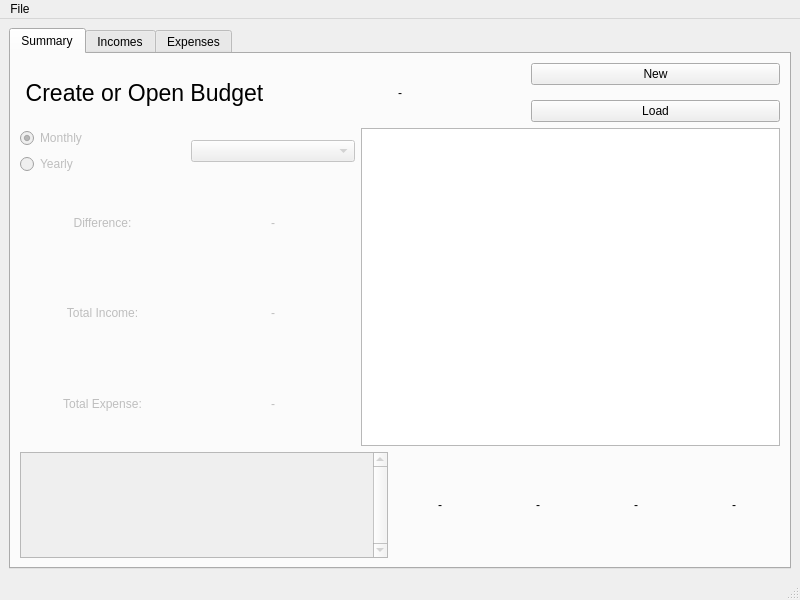
Qt form mainwindow.ui (MacPiston/HomePot) before a commit.
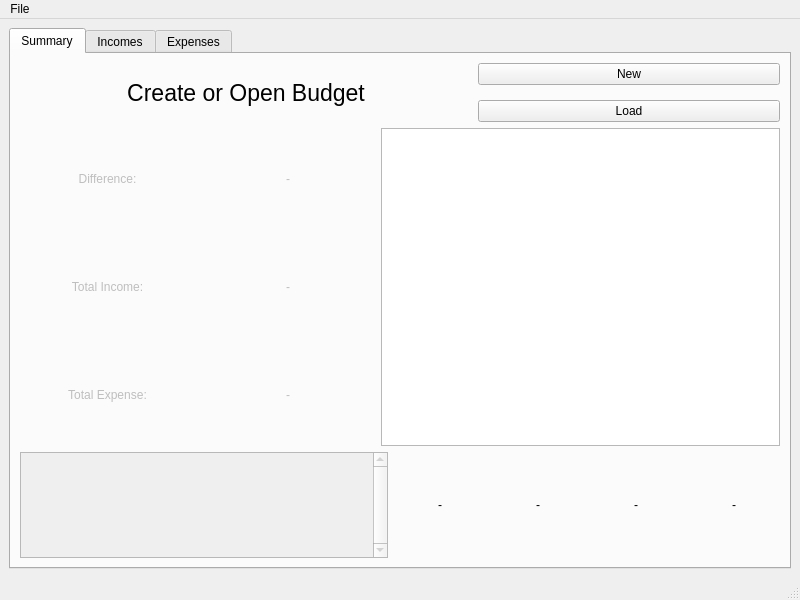
The same form after that commit. Custom widgets are drawn as their Qt base class.

The edit to the form file:
```diff
--- a/mainwindow.ui
+++ b/mainwindow.ui
@@ -57,7 +57,7 @@
           <item>
            <layout class="QVBoxLayout" name="summaryMainVerticalLayout" stretch="1,3,1">
             <item>
-             <layout class="QHBoxLayout" name="budgetHorizontalLayout">
+             <layout class="QHBoxLayout" name="budgetHorizontalLayout" stretch="3,2">
               <item>
                <widget class="QLabel" name="budgetNameLabel">
                 <property name="sizePolicy">
@@ -79,25 +79,6 @@
                 </property>
                </widget>
               </item>
-              <item>
-               <widget class="QLabel" name="budgetStatusLabel">
-                <property name="sizePolicy">
-                 <sizepolicy hsizetype="Preferred" vsizetype="Preferred">
-                  <horstretch>0</horstretch>
-                  <verstretch>0</verstretch>
-                 </sizepolicy>
-                </property>
-                <property name="frameShape">
-                 <enum>QFrame::NoFrame</enum>
-                </property>
-                <property name="text">
-                 <string>-</string>
-                </property>
-                <property name="alignment">
-                 <set>Qt::AlignCenter</set>
-                </property>
-               </widget>
-              </item>
               <item>
                <layout class="QVBoxLayout" name="summaryButtonsVerticalLayout" stretch="0,0">
                 <property name="spacing">
@@ -134,68 +115,9 @@
              </layout>
             </item>
             <item>
-             <layout class="QHBoxLayout" name="mainInfoHorizontalLayout" stretch="4,5">
+             <layout class="QHBoxLayout" name="mainInfoHorizontalLayout" stretch="8,9">
               <item>
-               <layout class="QVBoxLayout" name="leftSUmmaryVerticalLayout" stretch="0,0">
-                <item>
-                 <layout class="QHBoxLayout" name="timeSelectHorizontalLayout">
-                  <item>
-                   <layout class="QVBoxLayout" name="radioButtonsVerticalLayout">
-                    <item>
-                     <widget class="QRadioButton" name="monthlyRadioButton">
-                      <property name="enabled">
-                       <bool>false</bool>
-                      </property>
-                      <property name="sizePolicy">
-                       <sizepolicy hsizetype="Preferred" vsizetype="Preferred">
-                        <horstretch>0</horstretch>
-                        <verstretch>0</verstretch>
-                       </sizepolicy>
-                      </property>
-                      <property name="text">
-                       <string>Monthly</string>
-                      </property>
-                      <property name="checked">
-                       <bool>true</bool>
-                      </property>
-                     </widget>
-                    </item>
-                    <item>
-                     <widget class="QRadioButton" name="yearlyRadioButton">
-                      <property name="enabled">
-                       <bool>false</bool>
-                      </property>
-                      <property name="sizePolicy">
-                       <sizepolicy hsizetype="Preferred" vsizetype="Preferred">
-                        <horstretch>0</horstretch>
-                        <verstretch>0</verstretch>
-                       </sizepolicy>
-                      </property>
-                      <property name="text">
-                       <string>Yearly</string>
-                      </property>
-                     </widget>
-                    </item>
-                   </layout>
-                  </item>
-                  <item>
-                   <widget class="QComboBox" name="monthComboBox">
-                    <property name="enabled">
-                     <bool>false</bool>
-                    </property>
-                    <property name="sizePolicy">
-                     <sizepolicy hsizetype="Preferred" vsizetype="Maximum">
-                      <horstretch>0</horstretch>
-                      <verstretch>0</verstretch>
-                     </sizepolicy>
-                    </property>
-                    <property name="sizeAdjustPolicy">
-                     <enum>QComboBox::AdjustToMinimumContentsLength</enum>
-                    </property>
-                   </widget>
-                  </item>
-                 </layout>
-                </item>
+               <layout class="QVBoxLayout" name="leftSUmmaryVerticalLayout" stretch="0">
                 <item>
                  <layout class="QVBoxLayout" name="summaryValuesVerticalLayout">
                   <item>
```
Left out of the diff: 82 changed lines with no effect on the pictures.
